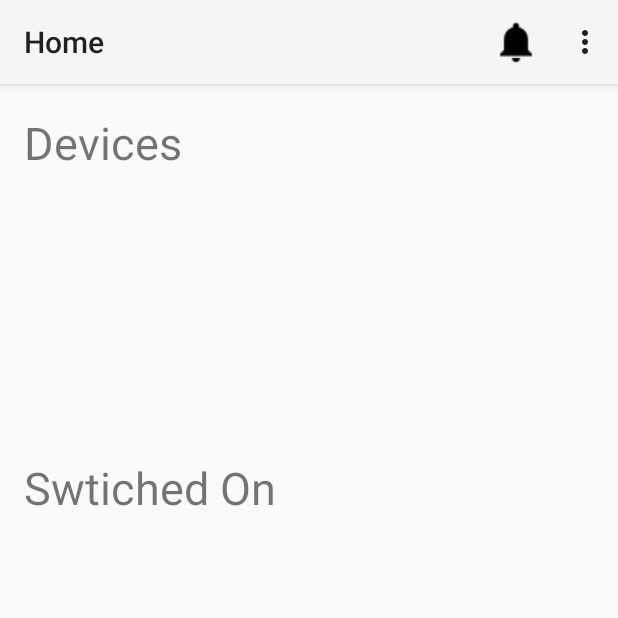
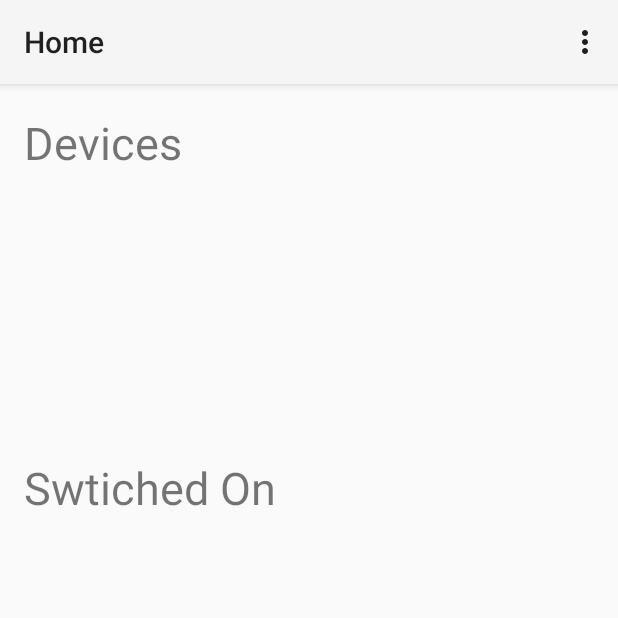
Before and after one commit to lulitay/HCI-App, an Android app: the screen it shows after launch (MainActivity), on a phone screen of 412 x 824 dp, the top half of it. Run offline under Robolectric (Android 15) with nearby library versions, the phone set to English and light mode, and no system bars; our stand-ins replace Volley; network calls fail.

Commit message:
Settings modificado

```diff
--- a/app/src/main/res/menu/actionbar.xml
+++ b/app/src/main/res/menu/actionbar.xml
@@ -2,19 +2,16 @@
 <menu xmlns:android="http://schemas.android.com/apk/res/android"
     xmlns:app="http://schemas.android.com/apk/res-auto">
 
-    <!-- "Mark Favorite", should appear as action button if possible -->
+    <!-- "Mark Favorite", should appear as action button if possible
     <item
         android:id="@+id/action_favorite"
         android:icon="@drawable/ic_notifications_black_24dp"
         android:title="@string/action_notification"
-        app:showAsAction="ifRoom"/>
+        app:showAsAction="ifRoom"/> -->
 
     <!-- Settings, should always be in the overflow -->
-    <item android:id="@+id/Español"
-        android:title="@string/Español"
-        app:showAsAction="never"/>
-    <item android:id="@+id/English"
-        android:title="@string/English"
+    <item android:id="@+id/Settings"
+        android:title="Settings"
         app:showAsAction="never"/>
 
 </menu>
```
Also changed, not shown: app/src/main/res/menu/actionbardevice.xml (+4 -7 lines).
